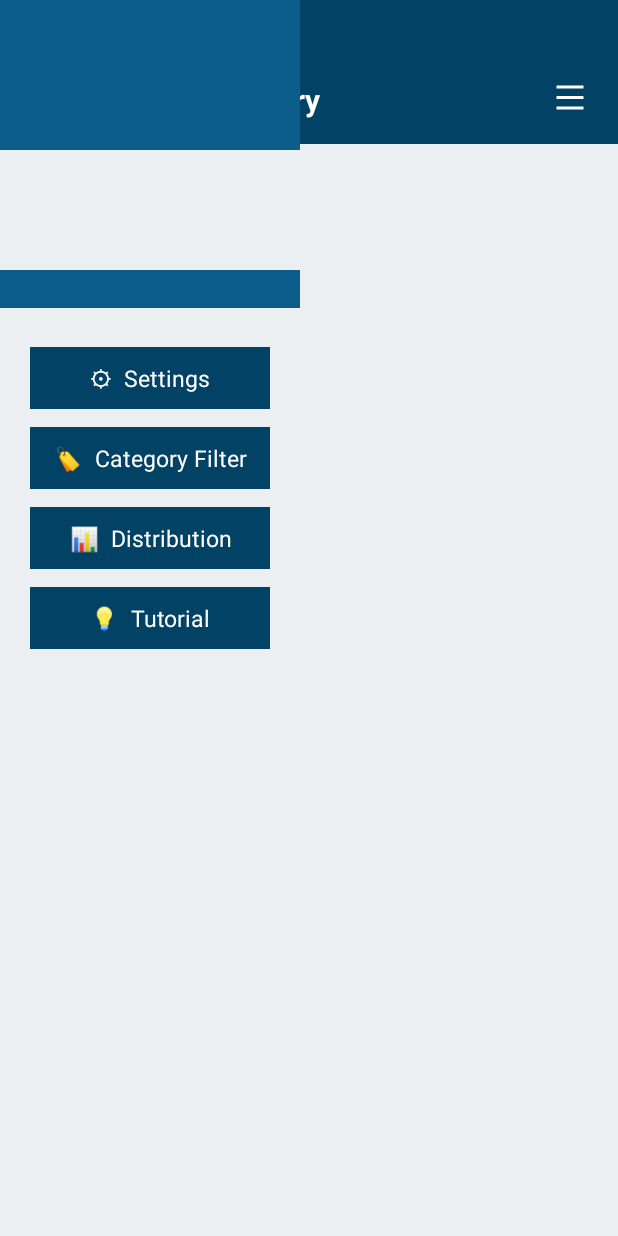
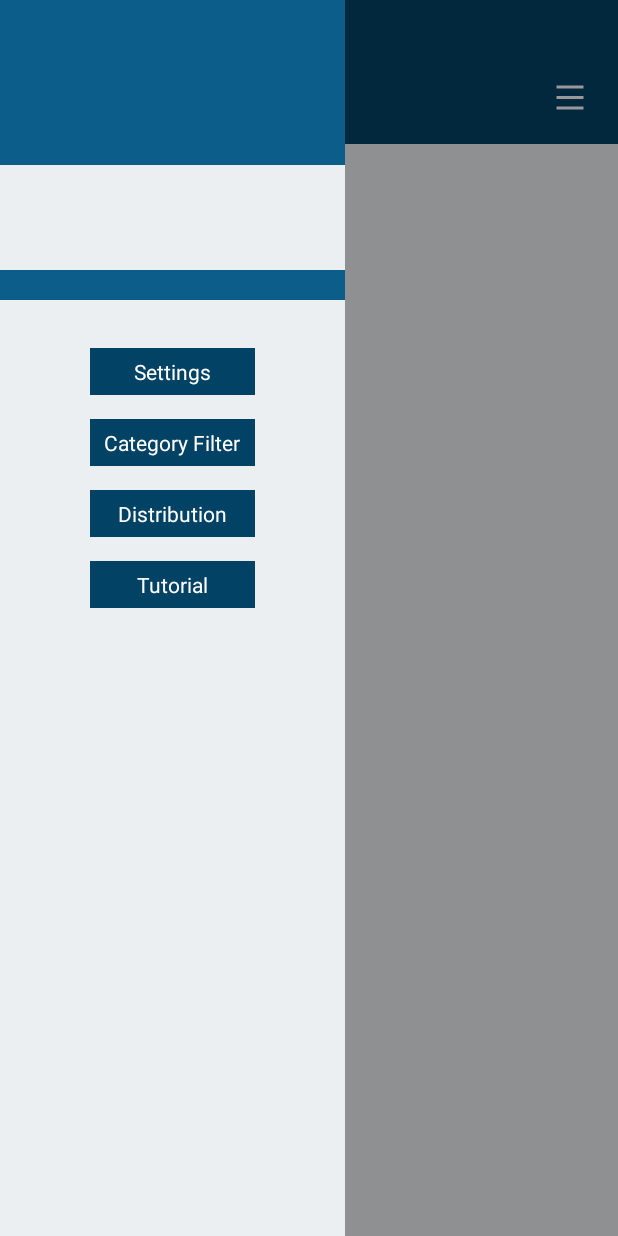
Before and after one commit to PIXEL-PEN/Where-It-Went, an Android app: the CategoryWiseActivity screen opened directly, with no data from a screen before it, after a tap on "Filter / Menu", on a phone screen of 412 x 824 dp. Run offline under Robolectric (Android 15) with nearby library versions, the phone set to English and light mode, and no system bars; our stand-ins replace Room's generated code.

Commit message:
freeze: wider-slider

```diff
--- a/app/src/main/java/com/pixelpen/whereitwent/CategoryWiseActivity.java
+++ b/app/src/main/java/com/pixelpen/whereitwent/CategoryWiseActivity.java
@@ -43,30 +43,44 @@ public class CategoryWiseActivity extends AppCompatActivity {
     // Display & conversion formats
     private final SimpleDateFormat FRIENDLY = new SimpleDateFormat("dd MMM. yyyy", Locale.ENGLISH); // e.g., "07 Oct. 2025"
     private final SimpleDateFormat ISO      = new SimpleDateFormat("yyyy-MM-dd",  Locale.ENGLISH); // e.g., "2025-10-07"
-
     @Override
     protected void onCreate(Bundle savedInstanceState) {
         super.onCreate(savedInstanceState);
         setContentView(R.layout.activity_category_wise);
 
-        // === Side Drawer Setup ===
+        // Drawer and overlay
         View drawer = findViewById(R.id.include_drawer);
+        View scrim = findViewById(R.id.scrim_overlay);
         ImageButton btnHamburger = findViewById(R.id.btn_filter);
 
-        // Toggle drawer visibility with animation
+        // Toggle drawer open/close
         btnHamburger.setOnClickListener(v -> {
-            if (drawer.getVisibility() == View.GONE) {
+            boolean isHidden = drawer.getVisibility() == View.GONE;
+
+            if (isHidden) {
                 drawer.setVisibility(View.VISIBLE);
+                scrim.setVisibility(View.VISIBLE);
                 drawer.setTranslationX(-drawer.getWidth());
                 drawer.animate().translationX(0).setDuration(200);
             } else {
-                drawer.animate().translationX(-drawer.getWidth())
-                        .setDuration(200)
-                        .withEndAction(() -> drawer.setVisibility(View.GONE));
+                drawer.animate().translationX(-drawer.getWidth()).setDuration(200)
+                        .withEndAction(() -> {
+                            drawer.setVisibility(View.GONE);
+                            scrim.setVisibility(View.GONE);
+                        });
             }
         });
 
-        // Drawer link placeholders
+        // Tap outside to dismiss
+        scrim.setOnClickListener(v -> {
+            drawer.animate().translationX(-drawer.getWidth()).setDuration(200)
+                    .withEndAction(() -> {
+                        drawer.setVisibility(View.GONE);
+                        scrim.setVisibility(View.GONE);
+                    });
+        });
+
+        // Drawer link handlers
         drawer.findViewById(R.id.linkSettings).setOnClickListener(v ->
                 startActivity(new Intent(CategoryWiseActivity.this, SettingsActivity.class)));
 
--- a/app/src/main/res/layout/activity_slider_drawer.xml
+++ b/app/src/main/res/layout/activity_slider_drawer.xml
@@ -2,30 +2,26 @@
 <LinearLayout xmlns:android="http://schemas.android.com/apk/res/android"
     android:id="@+id/slider_drawer"
     android:orientation="vertical"
-    android:layout_width="200dp"
+    android:layout_width="230dp"
     android:layout_height="match_parent"
     android:background="#0B4B6E"
     android:padding="0dp">
 
-    <!-- Top accent bar -->
     <View
         android:layout_width="match_parent"
-        android:layout_height="100dp"
+        android:layout_height="110dp"
         android:background="#0D5D8A" />
 
-    <!-- Spacer / logo area -->
     <View
         android:layout_width="match_parent"
-        android:layout_height="80dp"
+        android:layout_height="70dp"
         android:background="#ECEFF1" />
 
-    <!-- Bottom accent bar -->
     <View
         android:layout_width="match_parent"
-        android:layout_height="25dp"
+        android:layout_height="20dp"
         android:background="#0D5D8A" />
 
-    <!-- Menu links -->
     <ScrollView
         android:layout_width="match_parent"
         android:layout_height="0dp"
@@ -37,56 +33,56 @@
             android:orientation="vertical"
             android:layout_width="match_parent"
             android:layout_height="wrap_content"
-            android:paddingTop="20dp"
-            android:paddingBottom="40dp"
+            android:paddingTop="24dp"
+            android:paddingBottom="32dp"
             android:gravity="center_horizontal">
 
             <TextView
                 android:id="@+id/linkSettings"
-                android:layout_width="160dp"
+                android:layout_width="110dp"
                 android:layout_height="wrap_content"
-                android:layout_marginVertical="6dp"
-                android:paddingVertical="10dp"
+                android:layout_marginVertical="8dp"
+                android:paddingVertical="6dp"
                 android:gravity="center"
-                android:text="⚙  Settings"
+                android:text="Settings"
                 android:textColor="#FFFFFF"
-                android:textSize="15sp"
+                android:textSize="14sp"
                 android:background="#024265" />
 
             <TextView
                 android:id="@+id/linkCategoryFilter"
-                android:layout_width="160dp"
+                android:layout_width="110dp"
                 android:layout_height="wrap_content"
-                android:layout_marginVertical="6dp"
-                android:paddingVertical="10dp"
+                android:layout_marginVertical="8dp"
+                android:paddingVertical="6dp"
                 android:gravity="center"
-                android:text="🏷  Category Filter"
+                android:text="Category Filter"
                 android:textColor="#FFFFFF"
-                android:textSize="15sp"
+                android:textSize="14sp"
                 android:background="#024265" />
 
             <TextView
                 android:id="@+id/linkDistribution"
-                android:layout_width="160dp"
+                android:layout_width="110dp"
                 android:layout_height="wrap_content"
-                android:layout_marginVertical="6dp"
-                android:paddingVertical="10dp"
+                android:layout_marginVertical="8dp"
+                android:paddingVertical="6dp"
                 android:gravity="center"
-                android:text="📊  Distribution"
+                android:text="Distribution"
                 android:textColor="#FFFFFF"
-                android:textSize="15sp"
+                android:textSize="14sp"
                 android:background="#024265" />
 
             <TextView
                 android:id="@+id/linkTutorial"
-                android:layout_width="160dp"
+                android:layout_width="110dp"
                 android:layout_height="wrap_content"
-                android:layout_marginVertical="6dp"
-                android:paddingVertical="10dp"
+                android:layout_marginVertical="8dp"
+                android:paddingVertical="6dp"
                 android:gravity="center"
-                android:text="💡  Tutorial"
+                android:text="Tutorial"
                 android:textColor="#FFFFFF"
-                android:textSize="15sp"
+                android:textSize="14sp"
                 android:background="#024265" />
 
         </LinearLayout>
```
